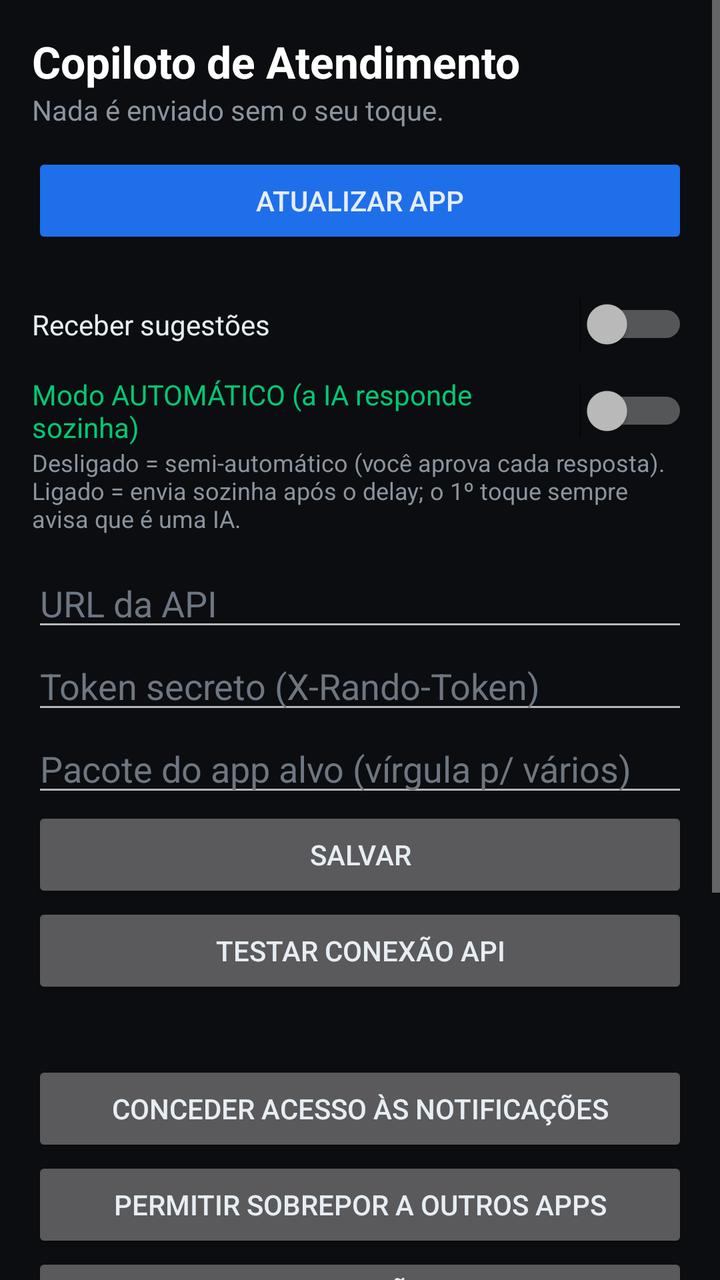
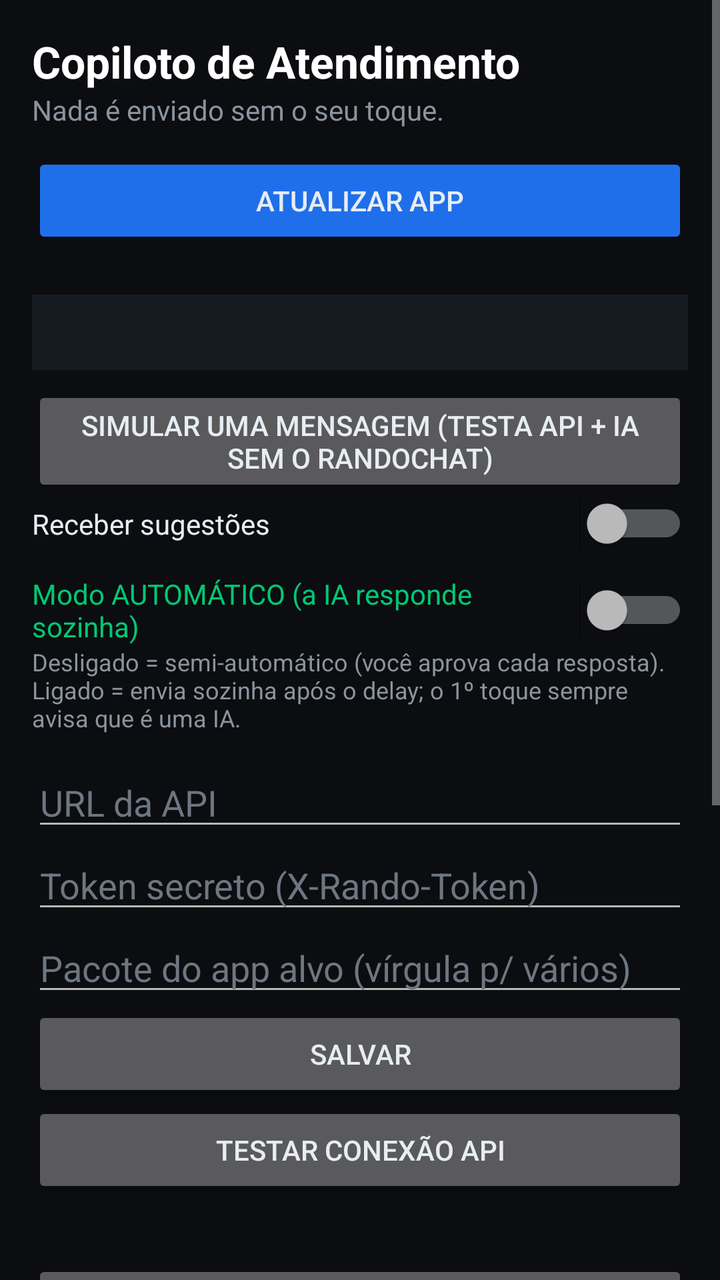

The first picture is an Android layout as it rendered before a commit; the second is the same layout after the commit. The layout source and the unified diff follow.
<!-- AndroidManifest.xml: application theme Theme.Copiloto -->
<!-- res/layout/activity_main.xml -->
<?xml version="1.0" encoding="utf-8"?>
<ScrollView xmlns:android="http://schemas.android.com/apk/res/android"
    android:layout_width="match_parent" android:layout_height="match_parent"
    android:background="#0B0D10" android:fillViewport="true">

    <LinearLayout
        android:layout_width="match_parent" android:layout_height="wrap_content"
        android:orientation="vertical" android:padding="16dp">

        <TextView android:layout_width="wrap_content" android:layout_height="wrap_content"
            android:text="Copiloto de Atendimento" android:textColor="#FFFFFF"
            android:textSize="22sp" android:textStyle="bold" />
        <TextView android:layout_width="wrap_content" android:layout_height="wrap_content"
            android:layout_marginBottom="12dp"
            android:text="Nada é enviado sem o seu toque." android:textColor="#8B949E" />

        <Button android:id="@+id/btUpdate" android:layout_width="match_parent"
            android:layout_height="wrap_content" android:backgroundTint="#1F6FEB"
            android:text="ATUALIZAR APP" />
        <TextView android:id="@+id/tvVer" android:layout_width="wrap_content"
            android:layout_height="wrap_content" android:layout_marginBottom="8dp"
            android:textColor="#8B949E" android:textSize="12sp" />

        <Switch android:id="@+id/swAtivo" android:layout_width="match_parent"
            android:layout_height="wrap_content" android:text="Receber sugestões"
            android:textColor="#E6EDF3" android:layout_marginBottom="12dp" />

        <Switch android:id="@+id/swAuto" android:layout_width="match_parent"
            android:layout_height="wrap_content" android:text="Modo AUTOMÁTICO (a IA responde sozinha)"
            android:textColor="#00C875" />
        <TextView android:id="@+id/tvAutoInfo" android:layout_width="match_parent"
            android:layout_height="wrap_content" android:layout_marginBottom="12dp"
            android:textColor="#8B949E" android:textSize="12sp"
            android:text="Desligado = semi-automático (você aprova cada resposta). Ligado = envia sozinha após o delay; o 1º toque sempre avisa que é uma IA." />

        <EditText android:id="@+id/etUrl" android:layout_width="match_parent"
            android:layout_height="wrap_content" android:hint="URL da API"
            android:inputType="textUri" android:textColor="#E6EDF3" android:textColorHint="#6E7681" />
        <EditText android:id="@+id/etToken" android:layout_width="match_parent"
            android:layout_height="wrap_content" android:hint="Token secreto (X-Rando-Token)"
            android:inputType="textPassword" android:textColor="#E6EDF3" android:textColorHint="#6E7681" />
        <EditText android:id="@+id/etPkg" android:layout_width="match_parent"
            android:layout_height="wrap_content" android:hint="Pacote do app alvo (vírgula p/ vários)"
            android:inputType="text" android:textColor="#E6EDF3" android:textColorHint="#6E7681" />

        <Button android:id="@+id/btSalvar" android:layout_width="match_parent"
            android:layout_height="wrap_content" android:text="SALVAR" />

        <Button android:id="@+id/btTest" android:layout_width="match_parent"
            android:layout_height="wrap_content" android:text="TESTAR CONEXÃO API" />

        <TextView android:id="@+id/tvPerm" android:layout_width="match_parent"
            android:layout_height="wrap_content" android:layout_marginTop="12dp"
            android:textColor="#E6EDF3" />
        <Button android:id="@+id/btNotif" android:layout_width="match_parent"
            android:layout_height="wrap_content" android:text="Conceder acesso às notificações" />
        <Button android:id="@+id/btOverlay" android:layout_width="match_parent"
            android:layout_height="wrap_content" android:text="Permitir sobrepor a outros apps" />

        <Button android:id="@+id/btBattery" android:layout_width="match_parent"
            android:layout_height="wrap_content" android:text="Ignorar otimização de bateria (recomendado)" />

        <TextView android:layout_width="wrap_content" android:layout_height="wrap_content"
            android:layout_marginTop="16dp" android:text="Diagnóstico (o que o app está vendo)"
            android:textColor="#F5A524" android:textStyle="bold" />
        <Button android:id="@+id/btUsePkg" android:layout_width="match_parent"
            android:layout_height="wrap_content" android:text="USAR PACOTE DA ÚLTIMA NOTIFICAÇÃO RECEBIDA" />
        <TextView android:id="@+id/tvDiag" android:layout_width="match_parent"
            android:layout_height="wrap_content" android:background="#161B22"
            android:padding="12dp" android:textColor="#C9D1D9" android:textSize="11sp"
            android:text="Nenhuma notificação vista ainda. Se continuar vazio com mensagens chegando, falta o acesso às notificações." />

        <TextView android:layout_width="wrap_content" android:layout_height="wrap_content"
            android:layout_marginTop="16dp" android:text="Últimas sugestões"
            android:textColor="#00C875" android:textStyle="bold" />
        <TextView android:id="@+id/tvHist" android:layout_width="match_parent"
            android:layout_height="wrap_content" android:background="#161B22"
            android:padding="12dp" android:textColor="#E6EDF3" android:text="—" />
    </LinearLayout>
</ScrollView>
<!-- resources referenced by this layout -->
<resources>
  <style name="Theme.Copiloto" parent="Theme.AppCompat.NoActionBar">
          <item name="android:windowBackground">#0B0D10</item>
          <item name="android:textColor">#E6EDF3</item>
          <item name="android:statusBarColor">#0B0D10</item>
      </style>
</resources>

<!-- the commit's change to res/layout/activity_main.xml (unified diff, before → after) -->
@@ -17,9 +17,16 @@
         <Button android:id="@+id/btUpdate" android:layout_width="match_parent"
             android:layout_height="wrap_content" android:backgroundTint="#1F6FEB"
             android:text="ATUALIZAR APP" />
-        <TextView android:id="@+id/tvVer" android:layout_width="wrap_content"
+        <TextView android:id="@+id/tvVer" android:layout_width="match_parent"
+            android:layout_height="wrap_content" android:layout_marginBottom="4dp"
+            android:textColor="#58A6FF" android:textSize="14sp" android:textStyle="bold" />
+        <TextView android:id="@+id/tvHealth" android:layout_width="match_parent"
             android:layout_height="wrap_content" android:layout_marginBottom="8dp"
-            android:textColor="#8B949E" android:textSize="12sp" />
+            android:background="#161B22" android:padding="10dp"
+            android:textColor="#E6EDF3" android:textSize="13sp" />
+        <Button android:id="@+id/btSim" android:layout_width="match_parent"
+            android:layout_height="wrap_content"
+            android:text="SIMULAR UMA MENSAGEM (testa API + IA sem o RandoChat)" />
 
         <Switch android:id="@+id/swAtivo" android:layout_width="match_parent"
             android:layout_height="wrap_content" android:text="Receber sugestões"
